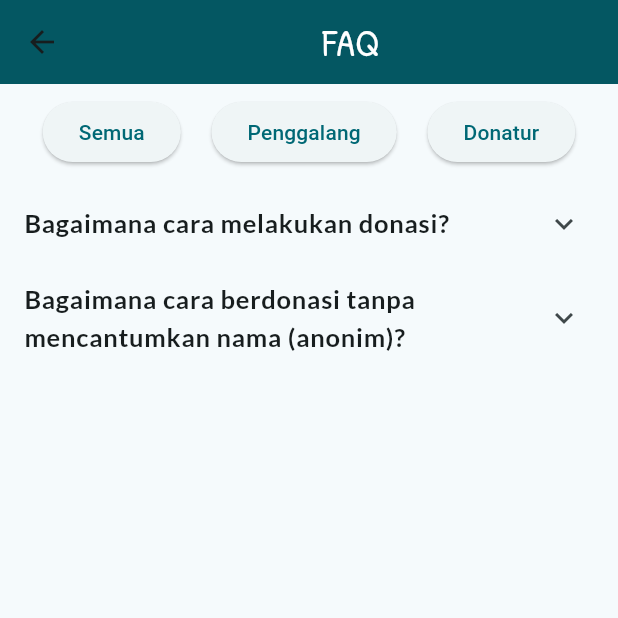
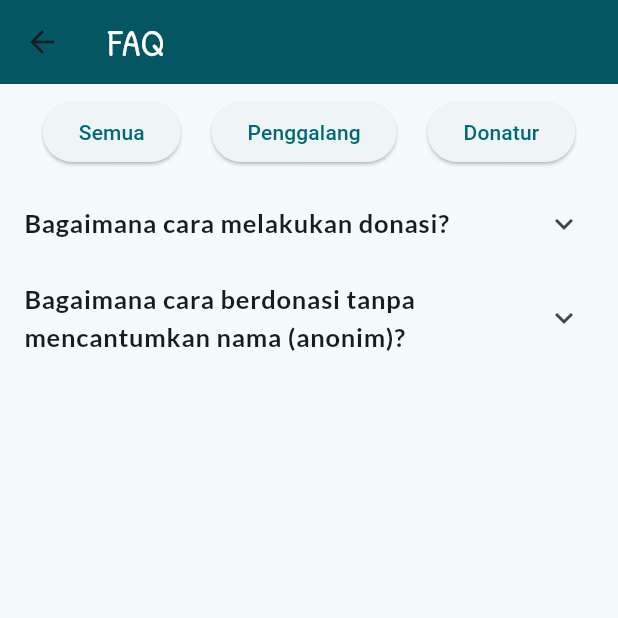
Before and after one commit to fian3021/PA_PEMO, a Flutter app: the FAQPage screen opened directly, after a tap on "Penggalang", after a tap on "Donatur", on a phone screen of 412 x 824 dp, the top half of it. Run offline on Flutter 3.47's test engine with Material 2 defaults, Android fonts, the phone set to English and light mode, and no system bars; our stand-ins replace firebase_core, google_fonts, introduction_screen; accounts and stored records are empty.

Commit message:
Update faq_page.dart

```diff
--- a/bantu_bersama/lib/screen/faq_page.dart
+++ b/bantu_bersama/lib/screen/faq_page.dart
@@ -75,10 +75,8 @@ class _FAQPageState extends State<FAQPage> {
     var tinggi = MediaQuery.of(context).size.height;
     return Scaffold(
       appBar: AppBar(
-        title: Center(
-          child: Text('FAQ',
-              style: Theme.of(context).textTheme.headlineLarge),
-        ),
+        title: Text('FAQ',
+            style: Theme.of(context).textTheme.headlineLarge),
         backgroundColor: Provider.of<ThemeModeData>(context).defaultColor,
       ),
       body: Column(
```
